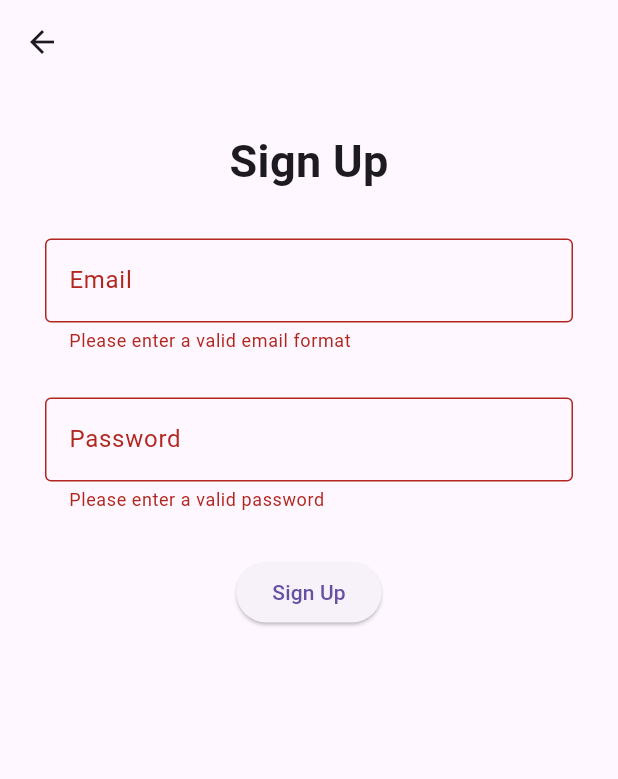
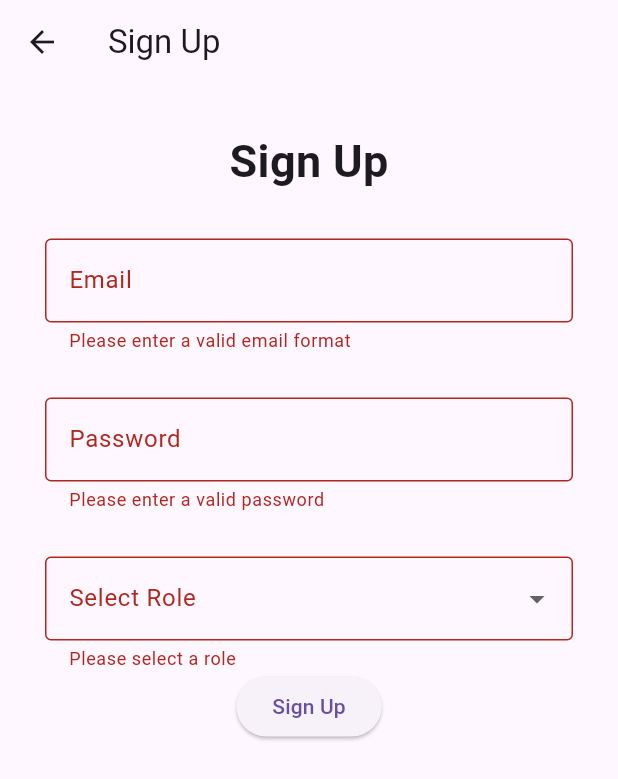
Before and after one commit to jvcerezo/cmsc23-project, a Flutter app: the SignUpPage screen opened directly, after a tap on "Sign Up", on a phone screen of 412 x 824 dp. Shown: the top 779 px of the screen. Run offline on Flutter 3.47's test engine with Material 3 defaults, Android fonts, the phone set to English and light mode, and no system bars; our stand-ins replace cloud_firestore, firebase_auth, firebase_core; accounts and stored records are empty; statements that could not run were skipped.

Commit message:
implemented working sign in with user classification

```diff
--- a/elbigayan/lib/api/firebase_auth_api.dart
+++ b/elbigayan/lib/api/firebase_auth_api.dart
@@ -1,7 +1,20 @@
+import 'dart:async';
+
 import 'package:firebase_auth/firebase_auth.dart';
+import 'package:cloud_firestore/cloud_firestore.dart';
 
 class FirebaseAuthApi {
   static final FirebaseAuth auth = FirebaseAuth.instance;
+  static final FirebaseFirestore firestore = FirebaseFirestore.instance;
+
+  Future<void> setUserRole(String uid, String role) async {
+    await firestore.collection('users').doc(uid).set({'role': role});
+  }
+
+  Future<String?> getUserRole(String uid) async {
+    DocumentSnapshot snapshot = await firestore.collection('users').doc(uid).get();
+    return snapshot.get('role');
+  }
 
   User? getUser() {
     return auth.currentUser;
@@ -14,7 +27,8 @@ class FirebaseAuthApi {
   Future<String?> signIn(String email, String password) async {
     try {
       await auth.signInWithEmailAndPassword(email: email, password: password);
-      return "";
+      String? role = await getUserRole(auth.currentUser!.uid);
+      return role;
     } on FirebaseAuthException catch (e) {
       if (e.code == 'invalid-email') {
         return e.message;
@@ -26,21 +40,21 @@ class FirebaseAuthApi {
     }
   }
 
-  Future<void> signUp(String email, String password) async {
-    UserCredential credential;
+  Future<UserCredential> signUp(String email, String password) async {
     try {
-      credential = await auth.createUserWithEmailAndPassword(
+      UserCredential credential = await auth.createUserWithEmailAndPassword(
         email: email,
         password: password,
       );
-
-      print(credential);
+      return credential;  // Return the credential upon successful sign-up
     } on FirebaseAuthException catch (e) {
-      if (e.code == 'email-already-in-use') {
-        print('The account already exists for that email.');
-      }
+      // Log the error for debugging
+      print('Failed to sign up: ${e.code} ${e.message}');
+      throw e;  // Rethrow the exception to allow further handling outside this method
     } catch (e) {
-      print(e);
+      // Handle any other exceptions that may occur
+      print('An unexpected error occurred: $e');
+      rethrow;  // Ensure the caller can handle unexpected errors appropriately
     }
   }
 
--- a/elbigayan/lib/pages/admin/admin_homepage.dart
+++ b/elbigayan/lib/pages/admin/admin_homepage.dart
@@ -1,4 +1,5 @@
 import 'package:flutter/material.dart';
+import 'package:elbigayan/widgets/orgappdrawer_widget.dart';
 
 class AdminDashboard extends StatelessWidget {
   const AdminDashboard({super.key});
@@ -7,6 +8,7 @@ class AdminDashboard extends StatelessWidget {
   Widget build(BuildContext context) {
     return Scaffold(
       appBar: AppBar(title: Text('Admin Dashboard')),
+      drawer: const OrganizationAppDrawer(),
       body: ListView(
         children: <Widget>[
           ListTile(
--- a/elbigayan/lib/pages/signup.dart
+++ b/elbigayan/lib/pages/signup.dart
@@ -1,6 +1,7 @@
 import 'package:flutter/material.dart';
 import 'package:provider/provider.dart';
 import '../providers/auth_provider.dart';
+import 'package:firebase_auth/firebase_auth.dart';
 
 class SignUpPage extends StatefulWidget {
   const SignUpPage({super.key});
@@ -13,11 +14,13 @@ class _SignUpState extends State<SignUpPage> {
   final _formKey = GlobalKey<FormState>();
   String? email;
   String? password;
+  String? role;
+  final List<String> roles = ['Donor', 'Organization', 'Admin'];
 
   @override
   Widget build(BuildContext context) {
     return Scaffold(
-      appBar: AppBar(),
+      appBar: AppBar(title: Text("Sign Up")),
       body: SingleChildScrollView(
         child: Container(
           margin: const EdgeInsets.all(30),
@@ -25,29 +28,22 @@ class _SignUpState extends State<SignUpPage> {
             key: _formKey,
             child: Column(
               mainAxisAlignment: MainAxisAlignment.center,
-                children: [heading, emailField, passwordField, submitButton],
-              ),
-            )),
-      ),
-    );
-  }
-
-  Widget get heading => const Padding(
+              children: [
+                Padding(
                   padding: EdgeInsets.only(bottom: 30),
                   child: Text(
                     "Sign Up",
                     style: TextStyle(fontSize: 30, fontWeight: FontWeight.bold),
                   ),
-      );
-
-  Widget get emailField => Padding(
+                ),
+                Padding(
                   padding: const EdgeInsets.only(bottom: 30),
                   child: TextFormField(
                     decoration: const InputDecoration(
                       border: OutlineInputBorder(),
                       label: Text("Email"),
                       hintText: "Enter a valid email"),
-          onSaved: (value) => setState(() => email = value),
+                    onSaved: (value) => email = value,
                     validator: (value) {
                       if (value == null || value.isEmpty) {
                         return "Please enter a valid email format";
@@ -55,9 +51,8 @@ class _SignUpState extends State<SignUpPage> {
                       return null;
                     },
                   ),
-      );
-
-  Widget get passwordField => Padding(
+                ),
+                Padding(
                   padding: const EdgeInsets.only(bottom: 30),
                   child: TextFormField(
                     decoration: const InputDecoration(
@@ -65,7 +60,7 @@ class _SignUpState extends State<SignUpPage> {
                       label: Text("Password"),
                       hintText: "At least 8 characters"),
                     obscureText: true,
-          onSaved: (value) => setState(() => password = value),
+                    onSaved: (value) => password = value,
                     validator: (value) {
                       if (value == null || value.isEmpty) {
                         return "Please enter a valid password";
@@ -73,20 +68,70 @@ class _SignUpState extends State<SignUpPage> {
                       return null;
                     },
                   ),
+                ),
+                DropdownButtonFormField<String>(
+                  decoration: const InputDecoration(
+                    labelText: "Select Role",
+                    border: OutlineInputBorder(),
+                  ),
+                  value: role,
+                  onChanged: (String? newValue) {
+                    setState(() {
+                      role = newValue;
+                    });
+                  },
+                  items: roles.map<DropdownMenuItem<String>>((String value) {
+                    return DropdownMenuItem<String>(
+                      value: value,
+                      child: Text(value),
                     );
-
-  Widget get submitButton => ElevatedButton(
+                  }).toList(),
+                  validator: (value) => value == null ? 'Please select a role' : null,
+                ),
+                ElevatedButton(
                   onPressed: () async {
                     if (_formKey.currentState!.validate()) {
                       _formKey.currentState!.save();
-          await context
-              .read<UserAuthProvider>()
-              .authService
-              .signUp(email!, password!);
-
-          // check if the widget hasn't been disposed of after an asynchronous action
-          if (mounted) Navigator.pop(context);
+                      if (role != null) {
+                        try {
+                          await context.read<UserAuthProvider>().signUp(email!, password!, role!);
+                          Navigator.of(context).pop();
+                        } on FirebaseAuthException catch (e) {
+                          final errorMessage = e.message ?? "An error occurred during sign up.";
+                          _showErrorDialog(errorMessage);
+                        } catch (e) {
+                          _showErrorDialog("Failed to sign up. Please try again.");
+                        }
+                      } else {
+                        _showErrorDialog("Please select a role to continue.");
+                      }
                     }
                   },
-      child: const Text("Sign Up"));
+                  child: const Text("Sign Up")
+                )
+              ],
+            ),
+          ),
+        ),
+      ),
+    );
   }
+
+  void _showErrorDialog(String message) {
+    showDialog(
+      context: context,
+      builder: (ctx) => AlertDialog(
+        title: Text('Sign Up Error'),
+        content: Text(message),
+        actions: <Widget>[
+          TextButton(
+            child: Text('Okay'),
+            onPressed: () {
+              Navigator.of(ctx).pop();
+            },
+          ),
+        ],
+      ),
+    );
+  }
+}
--- a/elbigayan/lib/providers/auth_provider.dart
+++ b/elbigayan/lib/providers/auth_provider.dart
@@ -6,6 +6,7 @@ import '../api/firebase_auth_api.dart';
 class UserAuthProvider with ChangeNotifier {
   late FirebaseAuthApi authService;
   late Stream<User?> _uStream;
+  String? _userRole;
 
   UserAuthProvider(){
     authService = FirebaseAuthApi();
@@ -14,21 +15,39 @@ class UserAuthProvider with ChangeNotifier {
 
   Stream<User?> get userStream => _uStream;
   User? get user => authService.getUser();
+  String? get userRole => _userRole;
 
-  void fetchAuthentication(){
+  void fetchAuthentication() {
     _uStream = authService.userSignedIn();
+    _uStream.listen((user) {
+      if (user != null) {
+        fetchUserRole(user.uid); // Fetch user role when auth state changes
+      } else {
+        _userRole = null; // Reset role to null when user signs out
+      }
+      notifyListeners();
+    });
+  }
+
+  Future<void> fetchUserRole(String uid) async {
+    _userRole = await authService.getUserRole(uid);
     notifyListeners();
   }
 
-  Future<void> signUp(String email, String password) async {
-    await authService.signUp(email, password);
-    notifyListeners();
+  Future<void> signUp(String email, String password, String role) async {
+    UserCredential credential = await authService.signUp(email, password);
+    if (credential.user != null) {
+      await authService.setUserRole(credential.user!.uid, role);
+      notifyListeners();
+    }
   }
 
   Future<String?> signIn(String email, String password) async {
     String? message = await authService.signIn(email, password);
+    if (message == null || message.isEmpty) {
+      await fetchUserRole(FirebaseAuthApi.auth.currentUser!.uid);
+    }
     notifyListeners();
-
     return message;
   }
 
```
Also changed, not shown: elbigayan/lib/main.dart (+30 -13 lines), elbigayan/lib/pages/sign_in.dart (+18 -8 lines), elbigayan/lib/widgets/donorappdrawer_widget.dart (+6 -1 lines), elbigayan/lib/widgets/orgappdrawer_widget.dart (+9 -2 lines). Lines whose indentation alone changed are shown as unchanged.
